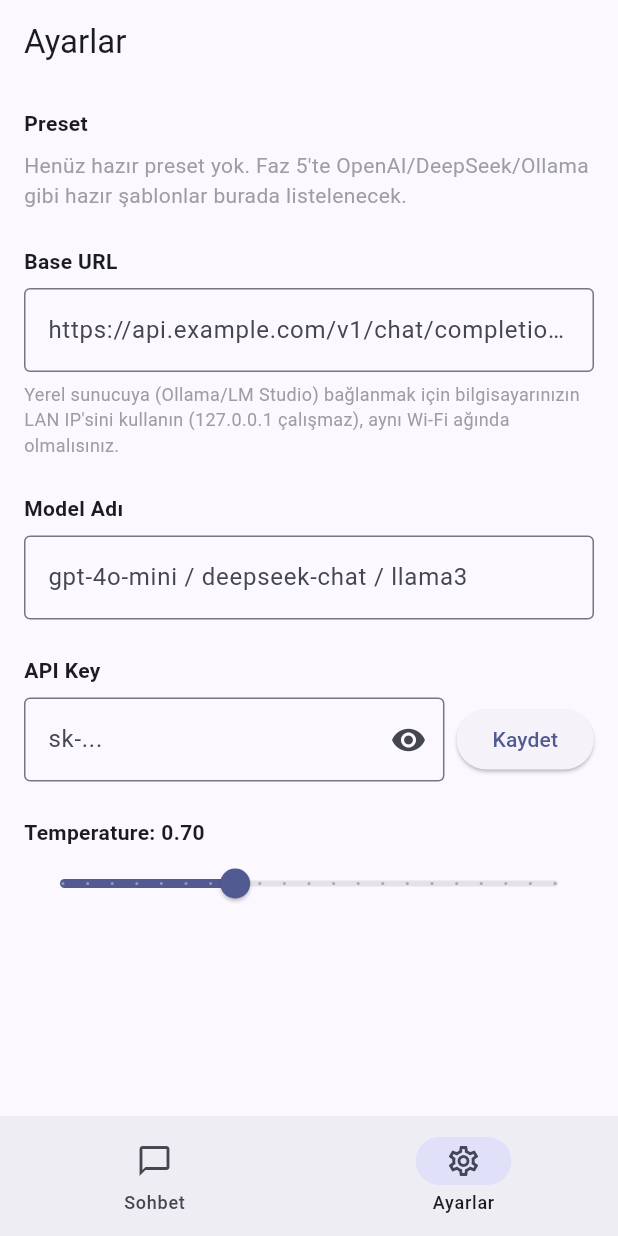
After one commit to fckfavor/ff.chat, a Flutter app: the screen it shows after launch, item 2 of the bottom bar chosen, after a tap on "Kaydet", on a phone screen of 412 x 824 dp. The commit adds this screen. Run offline on Flutter 3.47's test engine with Material 3 defaults, Android fonts, the phone set to English and light mode, and no system bars; our stand-ins replace flutter_secure_storage, hive_flutter; accounts and stored records are empty.

Commit message:
Faz 4: Sohbet UI ve Ayarlar ekrani

```diff
--- /dev/null
+++ b/lib/core/storage/app_settings_repository.dart
@@ -0,0 +1,34 @@
+import 'local_database.dart';
+
+/// API key hariç uygulama ayarlarını (base URL, model, preset, sıcaklık)
+/// Hive üzerinde saklayan basit repository. API key her zaman
+/// [SecureKeyStorage] üzerinden ayrı tutulur.
+class AppSettingsRepository {
+  static const _baseUrlKey = 'base_url';
+  static const _modelNameKey = 'model_name';
+  static const _presetIdKey = 'preset_id';
+  static const _temperatureKey = 'temperature';
+
+  String? getBaseUrl() => LocalDatabase.settingsBox.get(_baseUrlKey) as String?;
+
+  Future<void> setBaseUrl(String value) =>
+      LocalDatabase.settingsBox.put(_baseUrlKey, value);
+
+  String? getModelName() =>
+      LocalDatabase.settingsBox.get(_modelNameKey) as String?;
+
+  Future<void> setModelName(String value) =>
+      LocalDatabase.settingsBox.put(_modelNameKey, value);
+
+  String? getPresetId() => LocalDatabase.settingsBox.get(_presetIdKey) as String?;
+
+  Future<void> setPresetId(String value) =>
+      LocalDatabase.settingsBox.put(_presetIdKey, value);
+
+  double getTemperature() =>
+      (LocalDatabase.settingsBox.get(_temperatureKey) as num?)?.toDouble() ??
+      0.7;
+
+  Future<void> setTemperature(double value) =>
+      LocalDatabase.settingsBox.put(_temperatureKey, value);
+}
--- a/lib/core/storage/local_database.dart
+++ b/lib/core/storage/local_database.dart
@@ -127,6 +127,7 @@ class LocalDatabase {
   static const String messagesBoxName = 'chat_messages';
   static const String sessionsBoxName = 'chat_sessions';
   static const String presetsBoxName = 'presets';
+  static const String settingsBoxName = 'app_settings';
 
   static bool _initialized = false;
 
@@ -144,6 +145,7 @@ class LocalDatabase {
     await Hive.openBox<ChatMessage>(messagesBoxName);
     await Hive.openBox<ChatSession>(sessionsBoxName);
     await Hive.openBox<Map>(presetsBoxName);
+    await Hive.openBox(settingsBoxName);
 
     _initialized = true;
   }
@@ -155,4 +157,6 @@ class LocalDatabase {
       Hive.box<ChatSession>(sessionsBoxName);
 
   static Box<Map> get presetsBox => Hive.box<Map>(presetsBoxName);
+
+  static Box get settingsBox => Hive.box(settingsBoxName);
 }
--- /dev/null
+++ b/lib/features/chat/chat_screen.dart
@@ -0,0 +1,260 @@
+import 'package:flutter/material.dart';
+
+import '../../core/http/dynamic_http_client.dart';
+import '../../core/models/preset.dart';
+import '../../core/storage/app_settings_repository.dart';
+import '../../core/storage/chat_repository.dart';
+import '../../core/storage/local_database.dart';
+import '../../core/storage/secure_key_storage.dart';
+
+/// Minimalist sohbet ekranı: mesaj listesi + alt input.
+class ChatScreen extends StatefulWidget {
+  const ChatScreen({super.key});
+
+  @override
+  State<ChatScreen> createState() => _ChatScreenState();
+}
+
+class _ChatScreenState extends State<ChatScreen> {
+  final _chatRepository = ChatRepository();
+  final _settingsRepo = AppSettingsRepository();
+  final _secureStorage = SecureKeyStorage();
+  final _httpClient = DynamicHttpClient();
+
+  final _textController = TextEditingController();
+  final _scrollController = ScrollController();
+
+  late final String _sessionId;
+  final List<ChatMessage> _messages = [];
+
+  bool _sending = false;
+  String _streamingText = '';
+
+  @override
+  void initState() {
+    super.initState();
+    _sessionId = DateTime.now().millisecondsSinceEpoch.toString();
+    _messages.addAll(_chatRepository.getMessagesForSession(_sessionId));
+  }
+
+  @override
+  void dispose() {
+    _textController.dispose();
+    _scrollController.dispose();
+    _httpClient.close();
+    super.dispose();
+  }
+
+  void _scrollToBottom() {
+    WidgetsBinding.instance.addPostFrameCallback((_) {
+      if (!_scrollController.hasClients) return;
+      _scrollController.animateTo(
+        _scrollController.position.maxScrollExtent,
+        duration: const Duration(milliseconds: 200),
+        curve: Curves.easeOut,
+      );
+    });
+  }
+
+  Future<void> _sendMessage() async {
+    final text = _textController.text.trim();
+    if (text.isEmpty || _sending) return;
+
+    final presetId = _settingsRepo.getPresetId();
+    final preset = presetId != null ? _chatRepository.getPreset(presetId) : null;
+    if (preset == null) {
+      _showError('Lütfen önce Ayarlar ekranından bir preset seçin.');
+      return;
+    }
+
+    final modelName = _settingsRepo.getModelName() ?? '';
+    final temperature = _settingsRepo.getTemperature();
+    final apiKey = await _secureStorage.getApiKey(preset.id);
+
+    final userMessage = ChatMessage(
+      id: '${DateTime.now().microsecondsSinceEpoch}_user',
+      role: 'user',
+      content: text,
+      timestamp: DateTime.now(),
+      presetId: preset.id,
+      sessionId: _sessionId,
+    );
+
+    setState(() {
+      _messages.add(userMessage);
+      _sending = true;
+      _streamingText = '';
+      _textController.clear();
+    });
+    await _chatRepository.addMessage(userMessage);
+    _scrollToBottom();
+
+    final history = _messages
+        .map((m) => {'role': m.role, 'content': m.content})
+        .toList();
+
+    try {
+      if (preset.streamStrategy == StreamStrategy.none) {
+        final result = await _httpClient.sendSingle(
+          preset: preset,
+          apiKey: apiKey,
+          modelName: modelName,
+          conversationHistory: history,
+          temperature: temperature,
+        );
+        await _appendAssistantMessage(preset.id, result);
+      } else {
+        final buffer = StringBuffer();
+        await for (final chunk in _httpClient.sendStream(
+          preset: preset,
+          apiKey: apiKey,
+          modelName: modelName,
+          conversationHistory: history,
+          temperature: temperature,
+        )) {
+          buffer.write(chunk);
+          setState(() => _streamingText = buffer.toString());
+          _scrollToBottom();
+        }
+        await _appendAssistantMessage(preset.id, buffer.toString());
+      }
+    } on ApiException catch (e) {
+      _showError(_friendlyErrorMessage(e));
+    } catch (e) {
+      _showError('Beklenmeyen bir hata oluştu: $e');
+    } finally {
+      setState(() {
+        _sending = false;
+        _streamingText = '';
+      });
+    }
+  }
+
+  Future<void> _appendAssistantMessage(String presetId, String content) async {
+    if (content.trim().isEmpty) return;
+    final assistantMessage = ChatMessage(
+      id: '${DateTime.now().microsecondsSinceEpoch}_assistant',
+      role: 'assistant',
+      content: content,
+      timestamp: DateTime.now(),
+      presetId: presetId,
+      sessionId: _sessionId,
+    );
+    setState(() => _messages.add(assistantMessage));
+    await _chatRepository.addMessage(assistantMessage);
+    _scrollToBottom();
+  }
+
+  String _friendlyErrorMessage(ApiException e) {
+    switch (e.statusCode) {
+      case 401:
+        return 'API anahtarı geçersiz veya eksik. Lütfen Ayarlar\'ı kontrol edin.';
+      case 429:
+        return 'İstek limiti aşıldı. Lütfen bir süre sonra tekrar deneyin.';
+      default:
+        if (e.statusCode >= 500) {
+          return 'Sunucu tarafında bir sorun oluştu. Lütfen daha sonra tekrar deneyin.';
+        }
+        return 'İstek başarısız oldu (${e.statusCode}): ${e.parsedMessage}';
+    }
+  }
+
+  void _showError(String message) {
+    if (!mounted) return;
+    ScaffoldMessenger.of(context).showSnackBar(
+      SnackBar(content: Text(message), backgroundColor: Colors.red.shade700),
+    );
+  }
+
+  @override
+  Widget build(BuildContext context) {
+    return Scaffold(
+      appBar: AppBar(title: const Text('ff.chat')),
+      body: Column(
+        children: [
+          Expanded(
+            child: ListView.builder(
+              controller: _scrollController,
+              padding: const EdgeInsets.all(12),
+              itemCount: _messages.length + (_streamingText.isNotEmpty ? 1 : 0),
+              itemBuilder: (context, index) {
+                if (index == _messages.length) {
+                  return _MessageBubble(role: 'assistant', content: _streamingText);
+                }
+                final message = _messages[index];
+                return _MessageBubble(role: message.role, content: message.content);
+              },
+            ),
+          ),
+          if (_sending && _streamingText.isEmpty)
+            const Padding(
+              padding: EdgeInsets.only(bottom: 8),
+              child: SizedBox(
+                width: 20,
+                height: 20,
+                child: CircularProgressIndicator(strokeWidth: 2),
+              ),
+            ),
+          SafeArea(
+            child: Padding(
+              padding: const EdgeInsets.all(8),
+              child: Row(
+                children: [
+                  Expanded(
+                    child: TextField(
+                      controller: _textController,
+                      minLines: 1,
+                      maxLines: 5,
+                      decoration: const InputDecoration(
+                        hintText: 'Mesajınızı yazın...',
+                        border: OutlineInputBorder(),
+                        contentPadding: EdgeInsets.symmetric(horizontal: 12, vertical: 8),
+                      ),
+                      onSubmitted: (_) => _sendMessage(),
+                    ),
+                  ),
+                  const SizedBox(width: 8),
+                  IconButton.filled(
+                    onPressed: _sending ? null : _sendMessage,
+                    icon: const Icon(Icons.send),
+                  ),
+                ],
+              ),
+            ),
+          ),
+        ],
+      ),
+    );
+  }
+}
+
+class _MessageBubble extends StatelessWidget {
+  const _MessageBubble({required this.role, required this.content});
+
+  final String role;
+  final String content;
+
+  @override
+  Widget build(BuildContext context) {
+    final isUser = role == 'user';
+    final theme = Theme.of(context);
+    final bubbleColor = isUser
+        ? theme.colorScheme.primary
+        : theme.colorScheme.surfaceContainerHighest;
+    final textColor = isUser ? theme.colorScheme.onPrimary : theme.colorScheme.onSurface;
+
+    return Align(
+      alignment: isUser ? Alignment.centerRight : Alignment.centerLeft,
+      child: Container(
+        margin: const EdgeInsets.symmetric(vertical: 4),
+        padding: const EdgeInsets.symmetric(horizontal: 14, vertical: 10),
+        constraints: BoxConstraints(maxWidth: MediaQuery.of(context).size.width * 0.78),
+        decoration: BoxDecoration(
+          color: bubbleColor,
+          borderRadius: BorderRadius.circular(16),
+        ),
+        child: Text(content, style: TextStyle(color: textColor)),
+      ),
+    );
+  }
+}
--- /dev/null
+++ b/lib/features/settings/settings_screen.dart
@@ -0,0 +1,235 @@
+import 'package:flutter/material.dart';
+
+import '../../core/models/preset.dart';
+import '../../core/storage/app_settings_repository.dart';
+import '../../core/storage/chat_repository.dart';
+import '../../core/storage/secure_key_storage.dart';
+
+/// Ayarlar ekranı: API key, base URL, preset seçimi, model adı ve sıcaklık.
+class SettingsScreen extends StatefulWidget {
+  const SettingsScreen({super.key});
+
+  @override
+  State<SettingsScreen> createState() => _SettingsScreenState();
+}
+
+class _SettingsScreenState extends State<SettingsScreen> {
+  final _secureStorage = SecureKeyStorage();
+  final _settingsRepo = AppSettingsRepository();
+  final _chatRepository = ChatRepository();
+
+  final _baseUrlController = TextEditingController();
+  final _modelNameController = TextEditingController();
+  final _apiKeyController = TextEditingController();
+
+  List<Preset> _presets = [];
+  String? _selectedPresetId;
+  double _temperature = 0.7;
+  bool _hasSavedApiKey = false;
+  bool _apiKeyVisible = false;
+  bool _loading = true;
+
+  // Ayarlar tek bir "aktif" preset üzerinden tutuluyor; henüz preset
+  // kaydedilmemişse bu id ile geçici olarak yönetilir.
+  static const _defaultPresetId = 'default';
+
+  @override
+  void initState() {
+    super.initState();
+    _loadSettings();
+  }
+
+  Future<void> _loadSettings() async {
+    _presets = _chatRepository.getAllPresets();
+    _selectedPresetId = _settingsRepo.getPresetId() ??
+        (_presets.isNotEmpty ? _presets.first.id : _defaultPresetId);
+    _baseUrlController.text = _settingsRepo.getBaseUrl() ?? '';
+    _modelNameController.text = _settingsRepo.getModelName() ?? '';
+    _temperature = _settingsRepo.getTemperature();
+
+    final savedKey = await _secureStorage.getApiKey(_selectedPresetId!);
+    _hasSavedApiKey = savedKey != null && savedKey.isNotEmpty;
+
+    setState(() => _loading = false);
+  }
+
+  Future<void> _saveApiKey() async {
+    final presetId = _selectedPresetId ?? _defaultPresetId;
+    final value = _apiKeyController.text.trim();
+    if (value.isEmpty) return;
+    await _secureStorage.saveApiKey(presetId, value);
+    _apiKeyController.clear();
+    setState(() {
+      _hasSavedApiKey = true;
+      _apiKeyVisible = false;
+    });
+    if (!mounted) return;
+    ScaffoldMessenger.of(context).showSnackBar(
+      const SnackBar(content: Text('API anahtarı güvenli şekilde kaydedildi.')),
+    );
+  }
+
+  Future<void> _deleteApiKey() async {
+    final presetId = _selectedPresetId ?? _defaultPresetId;
+    await _secureStorage.deleteApiKey(presetId);
+    setState(() => _hasSavedApiKey = false);
+    if (!mounted) return;
+    ScaffoldMessenger.of(context).showSnackBar(
+      const SnackBar(content: Text('API anahtarı silindi.')),
+    );
+  }
+
+  Future<void> _saveBaseUrl(String value) async {
+    await _settingsRepo.setBaseUrl(value);
+  }
+
+  Future<void> _saveModelName(String value) async {
+    await _settingsRepo.setModelName(value);
+  }
+
+  Future<void> _saveTemperature(double value) async {
+    setState(() => _temperature = value);
+    await _settingsRepo.setTemperature(value);
+  }
+
+  Future<void> _onPresetChanged(String? presetId) async {
+    if (presetId == null) return;
+    setState(() => _selectedPresetId = presetId);
+    await _settingsRepo.setPresetId(presetId);
+    final savedKey = await _secureStorage.getApiKey(presetId);
+    setState(() => _hasSavedApiKey = savedKey != null && savedKey.isNotEmpty);
+  }
+
+  @override
+  void dispose() {
+    _baseUrlController.dispose();
+    _modelNameController.dispose();
+    _apiKeyController.dispose();
+    super.dispose();
+  }
+
+  @override
+  Widget build(BuildContext context) {
+    if (_loading) {
+      return const Scaffold(body: Center(child: CircularProgressIndicator()));
+    }
+
+    return Scaffold(
+      appBar: AppBar(title: const Text('Ayarlar')),
+      body: ListView(
+        padding: const EdgeInsets.all(16),
+        children: [
+          const Text(
+            'Preset',
+            style: TextStyle(fontWeight: FontWeight.bold),
+          ),
+          const SizedBox(height: 8),
+          _presets.isEmpty
+              ? const Text(
+                  'Henüz hazır preset yok. Faz 5\'te OpenAI/DeepSeek/Ollama '
+                  'gibi hazır şablonlar burada listelenecek.',
+                  style: TextStyle(color: Colors.grey),
+                )
+              : DropdownButtonFormField<String>(
+                  initialValue: _selectedPresetId,
+                  decoration: const InputDecoration(border: OutlineInputBorder()),
+                  items: _presets
+                      .map(
+                        (p) => DropdownMenuItem(value: p.id, child: Text(p.name)),
+                      )
+                      .toList(),
+                  onChanged: _onPresetChanged,
+                ),
+          const SizedBox(height: 24),
+
+          const Text('Base URL', style: TextStyle(fontWeight: FontWeight.bold)),
+          const SizedBox(height: 8),
+          TextField(
+            controller: _baseUrlController,
+            decoration: const InputDecoration(
+              border: OutlineInputBorder(),
+              hintText: 'https://api.example.com/v1/chat/completions',
+            ),
+            onChanged: _saveBaseUrl,
+          ),
+          const SizedBox(height: 6),
+          const Text(
+            'Yerel sunucuya (Ollama/LM Studio) bağlanmak için bilgisayarınızın '
+            'LAN IP\'sini kullanın (127.0.0.1 çalışmaz), aynı Wi-Fi ağında '
+            'olmalısınız.',
+            style: TextStyle(fontSize: 12, color: Colors.grey),
+          ),
+          const SizedBox(height: 24),
+
+          const Text('Model Adı', style: TextStyle(fontWeight: FontWeight.bold)),
+          const SizedBox(height: 8),
+          TextField(
+            controller: _modelNameController,
+            decoration: const InputDecoration(
+              border: OutlineInputBorder(),
+              hintText: 'gpt-4o-mini / deepseek-chat / llama3',
+            ),
+            onChanged: _saveModelName,
+          ),
+          const SizedBox(height: 24),
+
+          const Text('API Key', style: TextStyle(fontWeight: FontWeight.bold)),
+          const SizedBox(height: 8),
+          if (_hasSavedApiKey)
+            Row(
+              children: [
+                const Icon(Icons.lock, size: 18, color: Colors.grey),
+                const SizedBox(width: 8),
+                const Expanded(
+                  child: Text(
+                    '•••••••••••••••••• (kayıtlı)',
+                    style: TextStyle(color: Colors.grey),
+                  ),
+                ),
+                TextButton(onPressed: _deleteApiKey, child: const Text('Sil')),
+              ],
+            )
+          else
+            Row(
+              children: [
+                Expanded(
+                  child: TextField(
+                    controller: _apiKeyController,
+                    obscureText: !_apiKeyVisible,
+                    decoration: InputDecoration(
+                      border: const OutlineInputBorder(),
+                      hintText: 'sk-...',
+                      suffixIcon: IconButton(
+                        icon: Icon(
+                          _apiKeyVisible ? Icons.visibility_off : Icons.visibility,
+                        ),
+                        onPressed: () =>
+                            setState(() => _apiKeyVisible = !_apiKeyVisible),
+                      ),
+                    ),
+                  ),
+                ),
+                const SizedBox(width: 8),
+                ElevatedButton(onPressed: _saveApiKey, child: const Text('Kaydet')),
+              ],
+            ),
+          const SizedBox(height: 24),
+
+          Text(
+            'Temperature: ${_temperature.toStringAsFixed(2)}',
+            style: const TextStyle(fontWeight: FontWeight.bold),
+          ),
+          Slider(
+            value: _temperature,
+            min: 0,
+            max: 2,
+            divisions: 20,
+            label: _temperature.toStringAsFixed(2),
+            onChanged: (value) => setState(() => _temperature = value),
+            onChangeEnd: _saveTemperature,
+          ),
+        ],
+      ),
+    );
+  }
+}
--- a/lib/main.dart
+++ b/lib/main.dart
@@ -1,125 +1,69 @@
 import 'package:flutter/material.dart';
 
 import 'core/storage/local_database.dart';
+import 'features/chat/chat_screen.dart';
+import 'features/settings/settings_screen.dart';
 
 Future<void> main() async {
   WidgetsFlutterBinding.ensureInitialized();
   await LocalDatabase.init();
-  runApp(const MyApp());
+  runApp(const FfChatApp());
 }
 
-class MyApp extends StatelessWidget {
-  const MyApp({super.key});
+class FfChatApp extends StatelessWidget {
+  const FfChatApp({super.key});
 
-  // This widget is the root of your application.
   @override
   Widget build(BuildContext context) {
     return MaterialApp(
-      title: 'Flutter Demo',
+      title: 'ff.chat',
+      debugShowCheckedModeBanner: false,
+      themeMode: ThemeMode.system,
       theme: ThemeData(
-        // This is the theme of your application.
-        //
-        // TRY THIS: Try running your application with "flutter run". You'll see
-        // the application has a purple toolbar. Then, without quitting the app,
-        // try changing the seedColor in the colorScheme below to Colors.green
-        // and then invoke "hot reload" (save your changes or press the "hot
-        // reload" button in a Flutter-supported IDE, or press "r" if you used
-        // the command line to start the app).
-        //
-        // Notice that the counter didn't reset back to zero; the application
-        // state is not lost during the reload. To reset the state, use hot
-        // restart instead.
-        //
-        // This works for code too, not just values: Most code changes can be
-        // tested with just a hot reload.
-        colorScheme: .fromSeed(seedColor: Colors.deepPurple),
+        useMaterial3: true,
+        colorScheme: ColorScheme.fromSeed(
+          seedColor: Colors.indigo,
+          brightness: Brightness.light,
+        ),
       ),
-      home: const MyHomePage(title: 'Flutter Demo Home Page'),
+      darkTheme: ThemeData(
+        useMaterial3: true,
+        colorScheme: ColorScheme.fromSeed(
+          seedColor: Colors.indigo,
+          brightness: Brightness.dark,
+        ),
+      ),
+      home: const RootScreen(),
     );
   }
 }
 
-class MyHomePage extends StatefulWidget {
-  const MyHomePage({super.key, required this.title});
-
-  // This widget is the home page of your application. It is stateful, meaning
-  // that it has a State object (defined below) that contains fields that affect
-  // how it looks.
-
-  // This class is the configuration for the state. It holds the values (in this
-  // case the title) provided by the parent (in this case the App widget) and
-  // used by the build method of the State. Fields in a Widget subclass are
-  // always marked "final".
-
-  final String title;
+/// Sohbet ve Ayarlar ekranları arasında geçişi sağlayan basit
+/// bottom navigation iskeleti.
+class RootScreen extends StatefulWidget {
+  const RootScreen({super.key});
 
   @override
-  State<MyHomePage> createState() => _MyHomePageState();
+  State<RootScreen> createState() => _RootScreenState();
 }
 
-class _MyHomePageState extends State<MyHomePage> {
-  int _counter = 0;
+class _RootScreenState extends State<RootScreen> {
+  int _selectedIndex = 0;
 
-  void _incrementCounter() {
-    setState(() {
-      // This call to setState tells the Flutter framework that something has
-      // changed in this State, which causes it to rerun the build method below
-      // so that the display can reflect the updated values. If we changed
-      // _counter without calling setState(), then the build method would not be
-      // called again, and so nothing would appear to happen.
-      _counter++;
-    });
-  }
+  static const _screens = [ChatScreen(), SettingsScreen()];
 
   @override
   Widget build(BuildContext context) {
-    // This method is rerun every time setState is called, for instance as done
-    // by the _incrementCounter method above.
-    //
-    // The Flutter framework has been optimized to make rerunning build methods
-    // fast, so that you can just rebuild anything that needs updating rather
-    // than having to individually change instances of widgets.
     return Scaffold(
-      appBar: AppBar(
-        // TRY THIS: Try changing the color here to a specific color (to
-        // Colors.amber, perhaps?) and trigger a hot reload to see the AppBar
-        // change color while the other colors stay the same.
-        backgroundColor: Theme.of(context).colorScheme.inversePrimary,
-        // Here we take the value from the MyHomePage object that was created by
-        // the App.build method, and use it to set our appbar title.
-        title: Text(widget.title),
-      ),
-      body: Center(
-        // Center is a layout widget. It takes a single child and positions it
-        // in the middle of the parent.
-        child: Column(
-          // Column is also a layout widget. It takes a list of children and
-          // arranges them vertically. By default, it sizes itself to fit its
-          // children horizontally, and tries to be as tall as its parent.
-          //
-          // Column has various properties to control how it sizes itself and
-          // how it positions its children. Here we use mainAxisAlignment to
-          // center the children vertically; the main axis here is the vertical
-          // axis because Columns are vertical (the cross axis would be
-          // horizontal).
-          //
-          // TRY THIS: Invoke "debug painting" (choose the "Toggle Debug Paint"
-          // action in the IDE, or press "p" in the console), to see the
-          // wireframe for each widget.
-          mainAxisAlignment: .center,
-          children: [
-            const Text('You have pushed the button this many times:'),
-            Text(
-              '$_counter',
-              style: Theme.of(context).textTheme.headlineMedium,
-            ),
-          ],
-        ),
-      ),
-      floatingActionButton: FloatingActionButton(
-        onPressed: _incrementCounter,
-        tooltip: 'Increment',
-        child: const Icon(Icons.add),
+      body: IndexedStack(index: _selectedIndex, children: _screens),
+      bottomNavigationBar: NavigationBar(
+        selectedIndex: _selectedIndex,
+        onDestinationSelected: (index) =>
+            setState(() => _selectedIndex = index),
+        destinations: const [
+          NavigationDestination(icon: Icon(Icons.chat_bubble_outline), label: 'Sohbet'),
+          NavigationDestination(icon: Icon(Icons.settings_outlined), label: 'Ayarlar'),
+        ],
       ),
     );
   }
```
Also changed, not shown: 2 other files.
